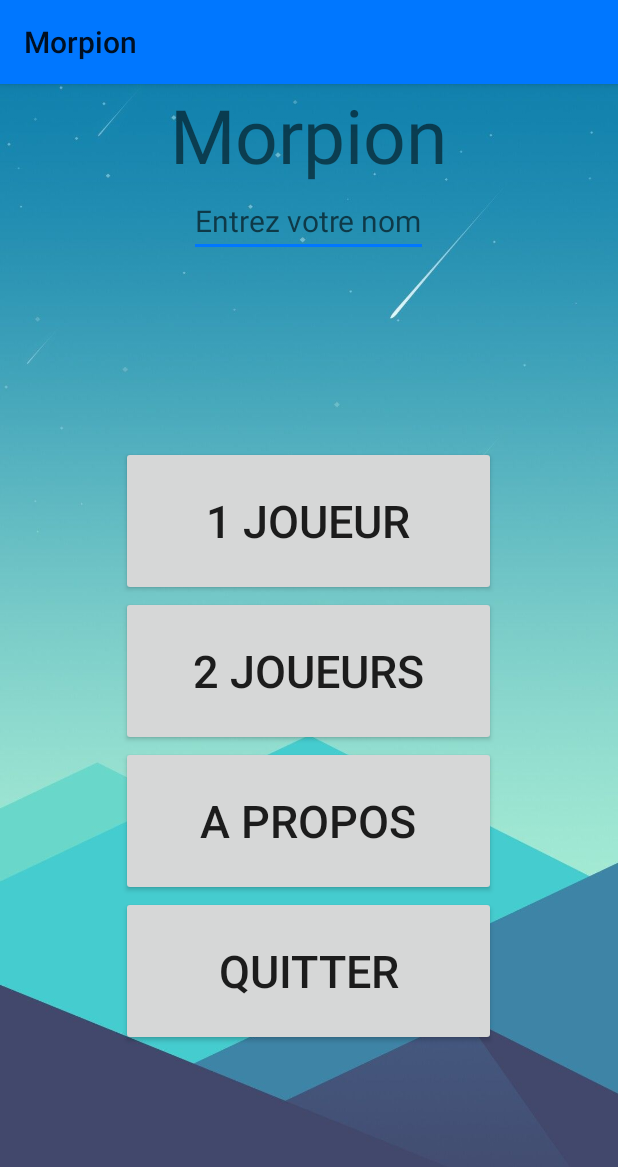
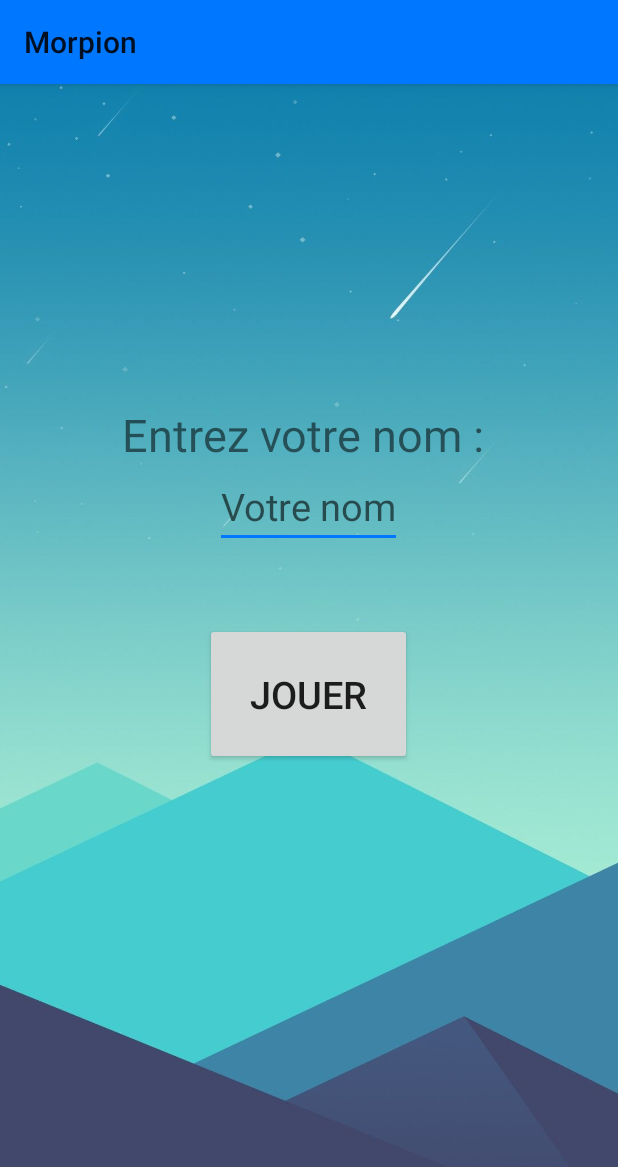
Before and after one commit to Alexandre-Vernet/Morpion, an Android app: the screen it shows after launch (MainActivity before the commit, nomJoueurActivity after it), on a phone screen of 412 x 824 dp. Shown: the top 1167 px of the screen. Run offline under Robolectric (Android 15) with nearby library versions, the phone set to English and light mode, and no system bars.

Commit message:
Afficher le nom du joueur sur le menu

```diff
--- a/app/src/main/java/com/ynov/vernet/morpion/MainActivity.java
+++ b/app/src/main/java/com/ynov/vernet/morpion/MainActivity.java
@@ -1,16 +1,12 @@
 package com.ynov.vernet.morpion;
 
-import androidx.appcompat.app.AlertDialog;
+import androidx.annotation.NonNull;
 import androidx.appcompat.app.AppCompatActivity;
-
-import android.annotation.SuppressLint;
-import android.content.DialogInterface;
 import android.content.Intent;
 import android.net.Uri;
 import android.os.Bundle;
 import android.view.View;
 import android.widget.Button;
-import android.widget.EditText;
 import android.widget.TextView;
 
 
@@ -21,8 +17,14 @@ public class MainActivity extends AppCompatActivity {
         super.onCreate(savedInstanceState);
         setContentView(R.layout.activity_main);
 
+        // Afficher le nom du joueur
+        TextView nomJoueur1 = findViewById(R.id.nomJoueur1);
+        Intent intent = getIntent();
+        String str = intent.getStringExtra("nomJoueur1");
+        nomJoueur1.setText("Bienvenue " + str + " !");
+
         // Mode 1 joueur
-        Button m_btn1Joueur = (Button) findViewById(R.id.btn1Joueur);
+        Button m_btn1Joueur = findViewById(R.id.btn1Joueur);
         m_btn1Joueur.setOnClickListener(new View.OnClickListener() {
             @Override
             public void onClick(View v) {
@@ -33,7 +35,7 @@ public class MainActivity extends AppCompatActivity {
         });
 
         // Mode 2 joueurs
-        Button m_btn2Joueurs = (Button) findViewById(R.id.btn2Joueurs);
+        Button m_btn2Joueurs = findViewById(R.id.btn2Joueurs);
         m_btn2Joueurs.setOnClickListener(new View.OnClickListener() {
             @Override
             public void onClick(View v) {
@@ -44,7 +46,7 @@ public class MainActivity extends AppCompatActivity {
         });
 
         // A propos
-        Button m_btnAPropos = (Button) findViewById(R.id.btnAPropos);
+        Button m_btnAPropos = findViewById(R.id.btnAPropos);
         m_btnAPropos.setOnClickListener(new View.OnClickListener() {
             @Override
             public void onClick(View v) {
@@ -56,7 +58,7 @@ public class MainActivity extends AppCompatActivity {
         });
 
         // Quitter l'application
-        Button m_btnQuitter = (Button) findViewById(R.id.btnQuitter);
+        Button m_btnQuitter = findViewById(R.id.btnQuitter);
         m_btnQuitter.setOnClickListener(new View.OnClickListener() {
             @Override
             public void onClick(View v) {
--- /dev/null
+++ b/app/src/main/java/com/ynov/vernet/morpion/nomJoueurActivity.java
@@ -0,0 +1,31 @@
+package com.ynov.vernet.morpion;
+
+import androidx.appcompat.app.AppCompatActivity;
+
+import android.content.Intent;
+import android.os.Bundle;
+import android.view.View;
+import android.widget.Button;
+import android.widget.EditText;
+
+public class nomJoueurActivity extends AppCompatActivity {
+
+    @Override
+    protected void onCreate(Bundle savedInstanceState) {
+        super.onCreate(savedInstanceState);
+        setContentView(R.layout.activity_nom_joueur);
+
+        Button btnJouer = findViewById(R.id.btnJouer);
+
+        btnJouer.setOnClickListener(new View.OnClickListener() {
+            @Override
+            public void onClick(View v) {
+                EditText nomJoueur1 = findViewById(R.id.nomJoueur1);
+                Intent intent = new Intent(nomJoueurActivity.this, MainActivity.class);
+                intent.putExtra("nomJoueur1", nomJoueur1.getText().toString());
+                startActivity(intent);
+                finish();
+            }
+        });
+    }
+}
--- a/app/src/main/res/layout/activity_main.xml
+++ b/app/src/main/res/layout/activity_main.xml
@@ -14,12 +14,14 @@
         android:text="@string/app_name"
         android:textSize="50sp" />
 
-    <EditText
+    <TextView
+        android:id="@+id/nomJoueur1"
         android:layout_width="wrap_content"
         android:layout_height="wrap_content"
-        android:hint="Entrez votre nom"
         android:textColor="#FFF"
-        android:textSize="20dp" />
+        android:textSize="20dp"
+        android:text="Bienvenue [nomJoueur]"
+        android:layout_marginTop="20dp" />
 
     <LinearLayout
         android:layout_width="match_parent"
--- /dev/null
+++ b/app/src/main/res/layout/activity_nom_joueur.xml
@@ -0,0 +1,43 @@
+<?xml version="1.0" encoding="utf-8"?>
+<LinearLayout xmlns:android="http://schemas.android.com/apk/res/android"
+    xmlns:app="http://schemas.android.com/apk/res-auto"
+    xmlns:tools="http://schemas.android.com/tools"
+    android:layout_width="match_parent"
+    android:layout_height="match_parent"
+    android:background="@drawable/background"
+    android:gravity="center"
+    android:orientation="vertical"
+    tools:context=".nomJoueurActivity">
+
+    <LinearLayout
+        android:layout_width="wrap_content"
+        android:layout_height="wrap_content"
+        android:orientation="vertical"
+        android:gravity="center"
+        android:layout_marginTop="-100dp">
+
+        <TextView
+            android:layout_width="wrap_content"
+            android:layout_height="wrap_content"
+            android:text="Entrez votre nom : "
+            android:textSize="30sp" />
+
+        <EditText
+            android:id="@+id/nomJoueur1"
+            android:layout_width="wrap_content"
+            android:layout_height="wrap_content"
+            android:hint="Votre nom"
+            android:textAlignment="center"
+            android:textColor="#fff"
+            android:textSize="25dp" />
+
+        <Button
+            android:id="@+id/btnJouer"
+            android:layout_width="wrap_content"
+            android:layout_height="wrap_content"
+            android:layout_marginTop="50dp"
+            android:padding="30dp"
+            android:text="Jouer"
+            android:textSize="25sp" />
+    </LinearLayout>
+</LinearLayout>
```
Also changed, not shown: app/src/main/AndroidManifest.xml (+13 -8 lines).
